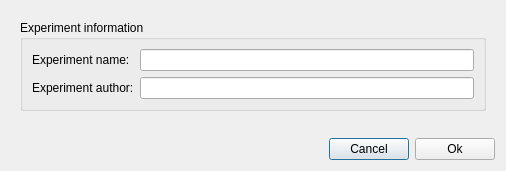
Qt form designer_ui_files/createExperimentDialogUi.ui (cibr-jyu/meggie) before a commit.
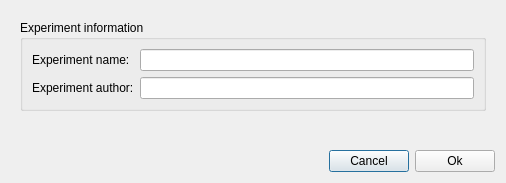
The same form after that commit.

What changed in the file:
```diff
--- a/designer_ui_files/createExperimentDialogUi.ui
+++ b/designer_ui_files/createExperimentDialogUi.ui
@@ -10,7 +10,7 @@
     <x>0</x>
     <y>0</y>
     <width>506</width>
-    <height>171</height>
+    <height>183</height>
    </rect>
   </property>
   <property name="windowTitle">
@@ -31,7 +31,7 @@
         <x>0</x>
         <y>0</y>
         <width>488</width>
-        <height>122</height>
+        <height>134</height>
        </rect>
       </property>
       <property name="minimumSize">
```
